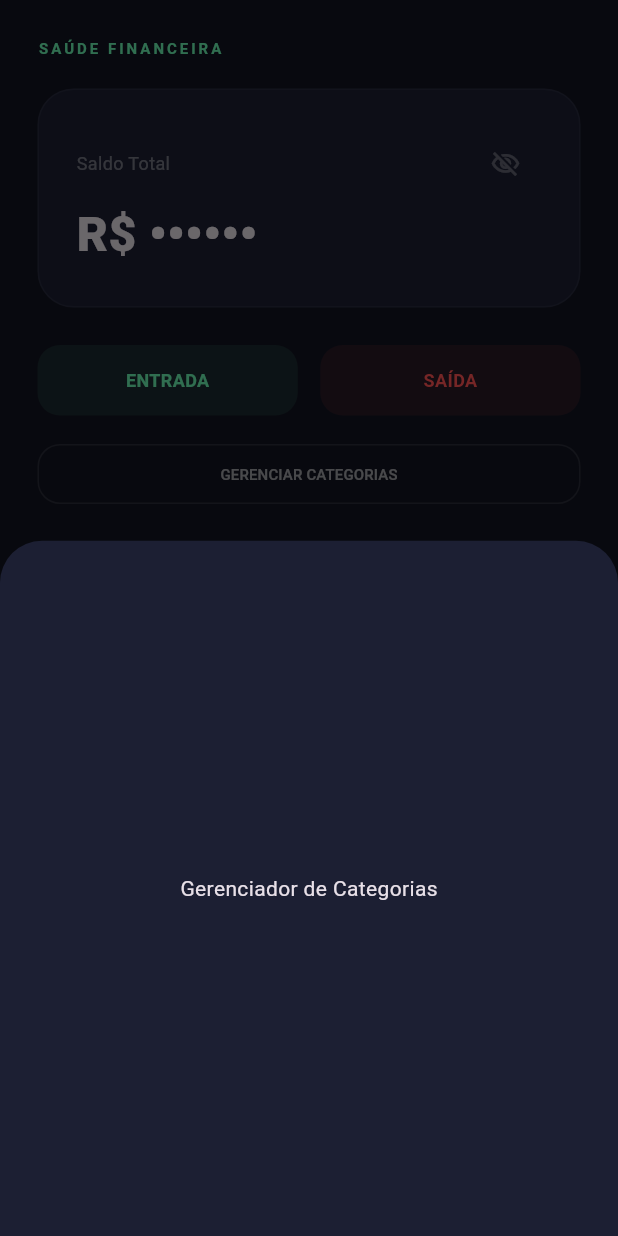
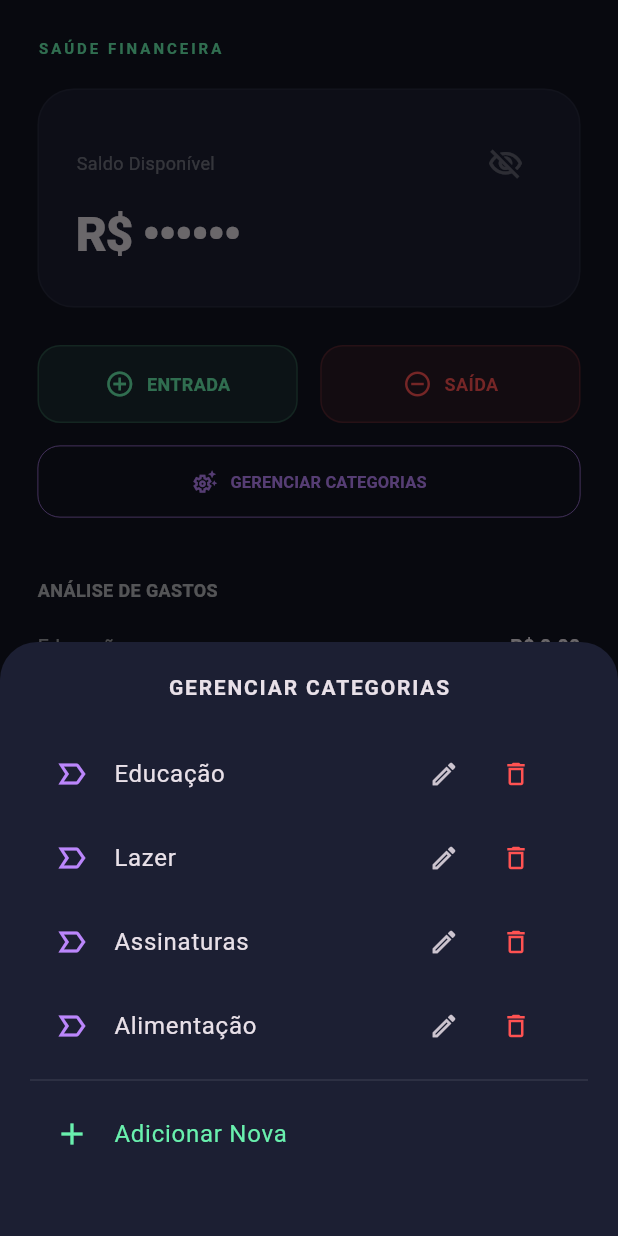
Before and after one commit to Jheex/StudyPilot, a Flutter app: the FinancasScreen widget shown alone on an empty page, opened directly, after a tap on the "visibility" icon, after a tap on "GERENCIAR CATEGORIAS", on a phone screen of 412 x 824 dp. Run offline on Flutter 3.47's test engine with Material 3 defaults, Android fonts, the phone set to English and light mode, and no system bars.

Commit message:
Categorias de Finanças

```diff
--- a/studypilot/lib/financas_screen.dart
+++ b/studypilot/lib/financas_screen.dart
@@ -1,21 +1,4 @@
 import 'package:flutter/material.dart';
-import 'package:intl/intl.dart';
-
-class Transacao {
-  final String descricao;
-  final double valor;
-  final String categoria;
-  final DateTime data;
-  final bool isEntrada;
-
-  Transacao({
-    required this.descricao,
-    required this.valor,
-    required this.categoria,
-    required this.data,
-    required this.isEntrada,
-  });
-}
 
 class FinancasScreen extends StatefulWidget {
   const FinancasScreen({super.key});
@@ -27,15 +10,133 @@ class FinancasScreen extends StatefulWidget {
 class _FinancasScreenState extends State<FinancasScreen> {
   double saldoTotal = 0.0;
   bool saldoVisivel = true;
-  final List<Transacao> _historico = [];
 
   Map<String, double> categoriasGastos = {
-    "Educação": 0.0, "Lazer": 0.0, "Assinaturas": 0.0, "Alimentação": 0.0,
+    "Educação": 0.0,
+    "Lazer": 0.0,
+    "Assinaturas": 0.0,
+    "Alimentação": 0.0,
   };
+
+  // --- GERENCIADOR DE CATEGORIAS (CRUD) ---
+  void _gerenciarCategorias() {
+    showModalBottomSheet(
+      context: context,
+      isScrollControlled: true,
+      backgroundColor: const Color(0xFF1C1F33),
+      shape: const RoundedRectangleBorder(borderRadius: BorderRadius.vertical(top: Radius.circular(25))),
+      builder: (context) {
+        return StatefulBuilder(
+          builder: (context, setModalState) {
+            return Padding(
+              padding: const EdgeInsets.all(20),
+              child: Column(
+                mainAxisSize: MainAxisSize.min,
+                children: [
+                  const Text("GERENCIAR CATEGORIAS", style: TextStyle(fontWeight: FontWeight.bold, letterSpacing: 1.2)),
+                  const SizedBox(height: 20),
+                  ConstrainedBox(
+                    constraints: BoxConstraints(maxHeight: MediaQuery.of(context).size.height * 0.4),
+                    child: ListView(
+                      shrinkWrap: true,
+                      children: categoriasGastos.keys.map((cat) => ListTile(
+                        leading: const Icon(Icons.label_important_outline, color: Color(0xFFBB86FC)),
+                        title: Text(cat),
+                        trailing: Row(
+                          mainAxisSize: MainAxisSize.min,
+                          children: [
+                            IconButton(
+                              icon: const Icon(Icons.edit_outlined, size: 20),
+                              onPressed: () => _editarCategoria(cat, setModalState),
+                            ),
+                            IconButton(
+                              icon: const Icon(Icons.delete_outline, size: 20, color: Colors.redAccent),
+                              onPressed: () {
+                                if (categoriasGastos.length > 1) {
+                                  setState(() => categoriasGastos.remove(cat));
+                                  setModalState(() {});
+                                }
+                              },
+                            ),
+                          ],
+                        ),
+                      )).toList(),
+                    ),
+                  ),
+                  const Divider(color: Colors.white10),
+                  ListTile(
+                    leading: const Icon(Icons.add, color: Colors.greenAccent),
+                    title: const Text("Adicionar Nova", style: TextStyle(color: Colors.greenAccent)),
+                    // CORREÇÃO: Usando onTap em vez de onPressed
+                    onTap: () => _adicionarCategoria(setModalState),
+                  ),
+                  const SizedBox(height: 20),
+                ],
+              ),
+            );
+          },
+        );
+      },
+    );
+  }
+
+  void _adicionarCategoria(StateSetter setModalState) {
+    final TextEditingController controller = TextEditingController();
+    showDialog(
+      context: context,
+      builder: (context) => AlertDialog(
+        backgroundColor: const Color(0xFF1C1F33),
+        title: const Text("Nova Categoria"),
+        content: TextField(controller: controller, autofocus: true, style: const TextStyle(color: Colors.white)),
+        actions: [
+          TextButton(onPressed: () => Navigator.pop(context), child: const Text("CANCELAR")),
+          ElevatedButton(
+            onPressed: () {
+              if (controller.text.isNotEmpty) {
+                setState(() => categoriasGastos[controller.text] = 0.0);
+                setModalState(() {});
+                Navigator.pop(context);
+              }
+            },
+            child: const Text("CRIAR"),
+          )
+        ],
+      ),
+    );
+  }
+
+  void _editarCategoria(String nomeAntigo, StateSetter setModalState) {
+    final TextEditingController controller = TextEditingController(text: nomeAntigo);
+    showDialog(
+      context: context,
+      builder: (context) => AlertDialog(
+        backgroundColor: const Color(0xFF1C1F33),
+        title: const Text("Editar Categoria"),
+        content: TextField(controller: controller, autofocus: true, style: const TextStyle(color: Colors.white)),
+        actions: [
+          TextButton(onPressed: () => Navigator.pop(context), child: const Text("CANCELAR")),
+          ElevatedButton(
+            onPressed: () {
+              if (controller.text.isNotEmpty && controller.text != nomeAntigo) {
+                setState(() {
+                  double valorExistente = categoriasGastos.remove(nomeAntigo) ?? 0.0;
+                  categoriasGastos[controller.text] = valorExistente;
+                });
+                setModalState(() {});
+                Navigator.pop(context);
+              }
+            },
+            child: const Text("SALVAR"),
+          )
+        ],
+      ),
+    );
+  }
 
   void _abrirFormulario(bool isEntrada) {
     final TextEditingController valorController = TextEditingController();
     final TextEditingController descController = TextEditingController();
+    // Definimos a categoria inicial
     String categoriaSelecionada = categoriasGastos.keys.first;
 
     showModalBottomSheet(
@@ -55,11 +156,12 @@ class _FinancasScreenState extends State<FinancasScreen> {
                   const SizedBox(height: 20),
                   TextField(controller: valorController, keyboardType: const TextInputType.numberWithOptions(decimal: true), decoration: const InputDecoration(labelText: "Valor (R\$)", border: OutlineInputBorder(), prefixText: "R\$ ")),
                   const SizedBox(height: 15),
-                  TextField(controller: descController, decoration: const InputDecoration(labelText: "Descrição/Motivo", border: OutlineInputBorder())),
+                  TextField(controller: descController, decoration: const InputDecoration(labelText: "Descrição", border: OutlineInputBorder())),
                   const SizedBox(height: 15),
                   if (!isEntrada)
                     DropdownButtonFormField<String>(
                       dropdownColor: const Color(0xFF1C1F33),
+                      // CORREÇÃO: Usando 'value' de forma estável para evitar avisos de deprecation
                       value: categoriaSelecionada,
                       items: categoriasGastos.keys.map((c) => DropdownMenuItem(value: c, child: Text(c))).toList(),
                       onChanged: (val) => setModalState(() => categoriaSelecionada = val!),
@@ -74,19 +176,11 @@ class _FinancasScreenState extends State<FinancasScreen> {
                       onPressed: () {
                         double valor = double.tryParse(valorController.text.replaceAll(',', '.')) ?? 0.0;
                         setState(() {
-                          if (isEntrada) {
-                            saldoTotal += valor;
-                          } else {
+                          if (isEntrada) { saldoTotal += valor; }
+                          else {
                             saldoTotal -= valor;
                             categoriasGastos[categoriaSelecionada] = (categoriasGastos[categoriaSelecionada] ?? 0) + valor;
                           }
-                          _historico.insert(0, Transacao(
-                            descricao: descController.text.isEmpty ? (isEntrada ? "Entrada" : "Saída") : descController.text,
-                            valor: valor,
-                            categoria: isEntrada ? "Depósito" : categoriaSelecionada,
-                            data: DateTime.now(),
-                            isEntrada: isEntrada,
-                          ));
                         });
                         Navigator.pop(context);
                       },
@@ -122,24 +216,27 @@ class _FinancasScreenState extends State<FinancasScreen> {
             ],
           ),
           const SizedBox(height: 15),
-          _buildManageButton(),
+          SizedBox(
+            width: double.infinity,
+            child: OutlinedButton.icon(
+              onPressed: _gerenciarCategorias,
+              icon: const Icon(Icons.settings_suggest_outlined, size: 18),
+              label: const Text("GERENCIAR CATEGORIAS", style: TextStyle(fontSize: 11, fontWeight: FontWeight.bold)),
+              style: OutlinedButton.styleFrom(
+                foregroundColor: const Color(0xFFBB86FC),
+                side: const BorderSide(color: Color(0xFFBB86FC), width: 0.5),
+                padding: const EdgeInsets.symmetric(vertical: 15),
+                shape: RoundedRectangleBorder(borderRadius: BorderRadius.circular(15)),
+              ),
+            ),
+          ),
           const SizedBox(height: 40),
-          const Text("LOG DE MOVIMENTAÇÕES", style: TextStyle(fontSize: 12, fontWeight: FontWeight.bold, color: Colors.white70)),
-          const SizedBox(height: 20),
-          _historico.isEmpty
-            ? const Center(child: Padding(padding: EdgeInsets.all(20), child: Text("Nenhuma movimentação ainda.", style: TextStyle(color: Colors.white24, fontSize: 12))))
-            : ListView.builder(
-                shrinkWrap: true,
-                physics: const NeverScrollableScrollPhysics(),
-                itemCount: _historico.length,
-                itemBuilder: (context, index) => _buildLogTile(_historico[index]),
-              ),
-          const SizedBox(height: 40),
-          const Text("ANÁLISE POR CATEGORIA", style: TextStyle(fontSize: 12, fontWeight: FontWeight.bold, color: Colors.white70)),
+          const Text("ANÁLISE DE GASTOS", style: TextStyle(fontSize: 12, fontWeight: FontWeight.bold, color: Colors.white70)),
           const SizedBox(height: 20),
           ...categoriasGastos.entries.map((e) {
             double totalGastos = categoriasGastos.values.fold(0, (prev, element) => prev + element);
-            return _buildCategoryRow(e.key, e.value, totalGastos > 0 ? (e.value / totalGastos) : 0.0);
+            double porcentagem = totalGastos > 0 ? (e.value / totalGastos) : 0.0;
+            return _buildCategoryRow(e.key, e.value, porcentagem);
           }),
         ],
       ),
@@ -149,79 +246,22 @@ class _FinancasScreenState extends State<FinancasScreen> {
   Widget _buildSaldoCard() {
     return Container(
       width: double.infinity, padding: const EdgeInsets.all(25),
-      decoration: BoxDecoration(
-        color: const Color(0xFF1C1F33),
-        borderRadius: BorderRadius.circular(24),
-        border: Border.all(color: Colors.white.withAlpha(13)),
-      ),
+      decoration: BoxDecoration(color: const Color(0xFF1C1F33), borderRadius: BorderRadius.circular(24), border: Border.all(color: Colors.white.withValues(alpha: 0.05))),
       child: Column(crossAxisAlignment: CrossAxisAlignment.start, children: [
         Row(mainAxisAlignment: MainAxisAlignment.spaceBetween, children: [
-          const Text("Saldo Total", style: TextStyle(color: Colors.white38, fontSize: 12)),
-          // O OLHINHO VOLTOU AQUI:
-          IconButton(
-            icon: Icon(saldoVisivel ? Icons.visibility_outlined : Icons.visibility_off_outlined, color: Colors.white30, size: 20),
-            onPressed: () => setState(() => saldoVisivel = !saldoVisivel),
-          )
+          const Text("Saldo Disponível", style: TextStyle(color: Colors.white38, fontSize: 12)),
+          IconButton(icon: Icon(saldoVisivel ? Icons.visibility_outlined : Icons.visibility_off_outlined, color: Colors.white30), onPressed: () => setState(() => saldoVisivel = !saldoVisivel))
         ]),
-        Text(
-          saldoVisivel ? "R\$ ${saldoTotal.toStringAsFixed(2)}" : "R\$ ••••••",
-          style: const TextStyle(fontSize: 32, fontWeight: FontWeight.w900)
-        ),
+        Text(saldoVisivel ? "R\$ ${saldoTotal.toStringAsFixed(2)}" : "R\$ ••••••", style: const TextStyle(fontSize: 32, fontWeight: FontWeight.w900, letterSpacing: -1)),
       ]),
     );
   }
 
-  Widget _buildLogTile(Transacao item) {
-    return Container(
-      margin: const EdgeInsets.only(bottom: 12),
-      padding: const EdgeInsets.all(15),
-      decoration: BoxDecoration(
-        color: const Color(0xFF1C1F33).withAlpha(128),
-        borderRadius: BorderRadius.circular(16),
-      ),
-      child: Row(
-        children: [
-          Icon(item.isEntrada ? Icons.arrow_upward : Icons.arrow_downward,
-               color: item.isEntrada ? Colors.greenAccent : Colors.redAccent, size: 20),
-          const SizedBox(width: 15),
-          Expanded(
-            child: Column(
-              crossAxisAlignment: CrossAxisAlignment.start,
-              children: [
-                Text(item.descricao, style: const TextStyle(fontWeight: FontWeight.bold)),
-                Text("${item.categoria} • ${DateFormat('dd/MM HH:mm').format(item.data)}",
-                     style: const TextStyle(color: Colors.white38, fontSize: 11)),
-              ],
-            ),
-          ),
-          // CORES CORRIGIDAS AQUI:
-          Text(
-            "${item.isEntrada ? '+' : '-'} R\$ ${item.valor.toStringAsFixed(2)}",
-            style: TextStyle(
-              fontWeight: FontWeight.bold,
-              color: item.isEntrada ? Colors.greenAccent : Colors.redAccent,
-            )
-          ),
-        ],
-      ),
-    );
-  }
-
-  // Métodos auxiliares de UI
   Widget _actionButton(String label, IconData icon, Color color, VoidCallback onTap) {
-    return InkWell(onTap: onTap, borderRadius: BorderRadius.circular(15), child: Container(padding: const EdgeInsets.symmetric(vertical: 15), decoration: BoxDecoration(color: color.withAlpha(25), borderRadius: BorderRadius.circular(15)), child: Center(child: Text(label, style: TextStyle(color: color, fontWeight: FontWeight.bold, fontSize: 12)))));
-  }
-
-  Widget _buildManageButton() {
-    return SizedBox(width: double.infinity, child: OutlinedButton(onPressed: _gerenciarCategorias, style: OutlinedButton.styleFrom(side: const BorderSide(color: Colors.white10), shape: RoundedRectangleBorder(borderRadius: BorderRadius.circular(15))), child: const Text("GERENCIAR CATEGORIAS", style: TextStyle(fontSize: 10, color: Colors.white60))));
+    return InkWell(onTap: onTap, borderRadius: BorderRadius.circular(15), child: Container(padding: const EdgeInsets.symmetric(vertical: 15), decoration: BoxDecoration(color: color.withValues(alpha: 0.1), borderRadius: BorderRadius.circular(15), border: Border.all(color: color.withValues(alpha: 0.2))), child: Row(mainAxisAlignment: MainAxisAlignment.center, children: [Icon(icon, color: color, size: 20), const SizedBox(width: 8), Text(label, style: TextStyle(color: color, fontWeight: FontWeight.bold, fontSize: 12))])));
   }
 
   Widget _buildCategoryRow(String label, double valor, double percent) {
-    return Padding(padding: const EdgeInsets.only(bottom: 15), child: Column(children: [Row(mainAxisAlignment: MainAxisAlignment.spaceBetween, children: [Text(label, style: const TextStyle(color: Colors.white60, fontSize: 12)), Text("R\$ ${valor.toStringAsFixed(2)}")]), const SizedBox(height: 5), LinearProgressIndicator(value: percent, backgroundColor: Colors.white10, color: const Color(0xFFBB86FC), minHeight: 2)]));
-  }
-
-  // Lógica de gestão simplificada para o exemplo
-  void _gerenciarCategorias() {
-    showModalBottomSheet(context: context, backgroundColor: const Color(0xFF1C1F33), builder: (context) => const Center(child: Text("Gerenciador de Categorias")));
+    return Padding(padding: const EdgeInsets.only(bottom: 20), child: Column(children: [Row(mainAxisAlignment: MainAxisAlignment.spaceBetween, children: [Text(label, style: const TextStyle(fontSize: 13, color: Colors.white60)), Text("R\$ ${valor.toStringAsFixed(2)}", style: const TextStyle(fontSize: 13, fontWeight: FontWeight.bold))]), const SizedBox(height: 8), LinearProgressIndicator(value: percent, backgroundColor: Colors.white.withValues(alpha: 0.05), color: const Color(0xFFBB86FC), minHeight: 4)]));
   }
 }
```
